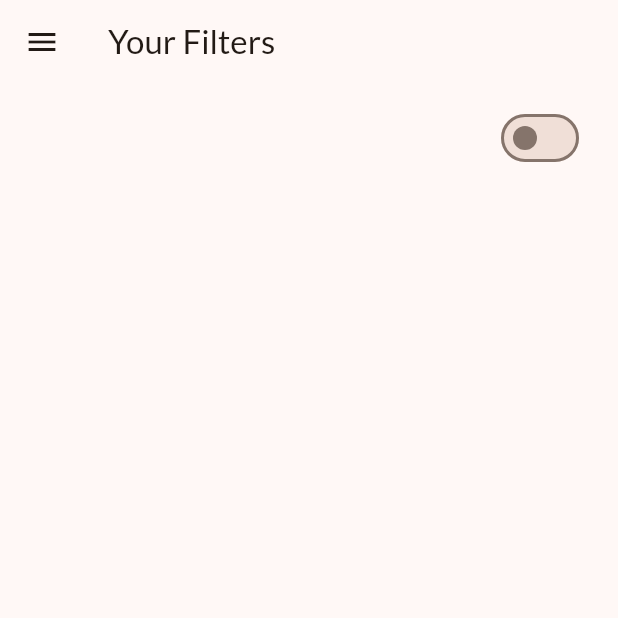
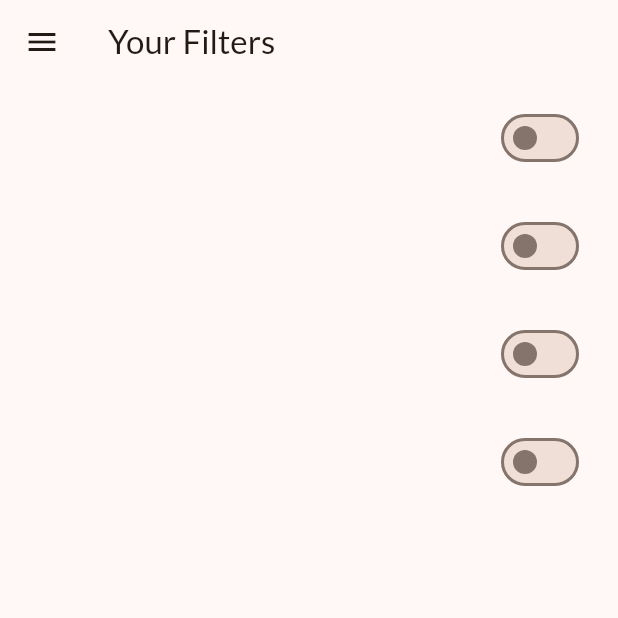
Before and after one commit to federicosedia/MealsApp, a Flutter app: the FiltersScreen screen opened directly, on a phone screen of 412 x 824 dp, the top half of it. Run offline on Flutter 3.47's test engine with Material 2 defaults, Android fonts, the phone set to English and light mode, and no system bars; our stand-ins replace google_fonts, transparent_image.

Commit message:
Altri Filtri aggiunti

```diff
--- a/lib/screens/filters.dart
+++ b/lib/screens/filters.dart
@@ -10,7 +10,10 @@ class FiltersScreen extends StatefulWidget {
 }
 
 class _FiltersScreenState extends State<FiltersScreen> {
-  var _glutenFreeSet = false;
+  var _glutenFreeFilterSet = false;
+  var _lactoseFreeFilterSet = false;
+  var _vegetarianFilterSet = false;
+  var _veganFilterSet = false;
 
   @override
   Widget build(BuildContext context) {
@@ -34,12 +37,13 @@ class _FiltersScreenState extends State<FiltersScreen> {
         children: [
           //switchlisttile visualizza una singola riga nell'elenco
           //saranno presenti più interrutori
+          //utilizzo per filtri per avere testo a sinistra e switch a destra
           SwitchListTile(
-            value: _glutenFreeSet, //sarà uno stato perchè è modificabile
+            value: _glutenFreeFilterSet, //sarà uno stato perchè è modificabile
             //parametro per controllare se
             onChanged: (isChecked) {
               setState(() {
-                _glutenFreeSet = isChecked;
+                _glutenFreeFilterSet = isChecked;
               });
             },
             title: Text(
@@ -62,7 +66,95 @@ class _FiltersScreenState extends State<FiltersScreen> {
               left: 34,
               right: 22,
             ),
-          )
+          ),
+          //
+          SwitchListTile(
+            value: _lactoseFreeFilterSet, //sarà uno stato perchè è modificabile
+            //parametro per controllare se
+            onChanged: (isChecked) {
+              setState(() {
+                _lactoseFreeFilterSet = isChecked;
+              });
+            },
+            title: Text(
+              'Lactose-free',
+              style: Theme.of(context)
+                  .textTheme
+                  .titleLarge!
+                  .copyWith(color: Theme.of(context).colorScheme.background),
+            ),
+            subtitle: Text(
+              'Only include lactose-free meals',
+              style: Theme.of(context)
+                  .textTheme
+                  .labelMedium!
+                  .copyWith(color: Theme.of(context).colorScheme.background),
+            ),
+            activeColor:
+                Theme.of(context).colorScheme.tertiary, //colore terziario
+            contentPadding: const EdgeInsets.only(
+              left: 34,
+              right: 22,
+            ),
+          ),
+          SwitchListTile(
+            value: _vegetarianFilterSet, //sarà uno stato perchè è modificabile
+            //parametro per controllare se
+            onChanged: (isChecked) {
+              setState(() {
+                _vegetarianFilterSet = isChecked;
+              });
+            },
+            title: Text(
+              'Vegetarian',
+              style: Theme.of(context)
+                  .textTheme
+                  .titleLarge!
+                  .copyWith(color: Theme.of(context).colorScheme.background),
+            ),
+            subtitle: Text(
+              'Only include Vegetarian meals',
+              style: Theme.of(context)
+                  .textTheme
+                  .labelMedium!
+                  .copyWith(color: Theme.of(context).colorScheme.background),
+            ),
+            activeColor:
+                Theme.of(context).colorScheme.tertiary, //colore terziario
+            contentPadding: const EdgeInsets.only(
+              left: 34,
+              right: 22,
+            ),
+          ),
+          SwitchListTile(
+            value: _veganFilterSet, //sarà uno stato perchè è modificabile
+            //parametro per controllare se
+            onChanged: (isChecked) {
+              setState(() {
+                _veganFilterSet = isChecked;
+              });
+            },
+            title: Text(
+              'Vegan',
+              style: Theme.of(context)
+                  .textTheme
+                  .titleLarge!
+                  .copyWith(color: Theme.of(context).colorScheme.background),
+            ),
+            subtitle: Text(
+              'Only include Vegan meals',
+              style: Theme.of(context)
+                  .textTheme
+                  .labelMedium!
+                  .copyWith(color: Theme.of(context).colorScheme.background),
+            ),
+            activeColor:
+                Theme.of(context).colorScheme.tertiary, //colore terziario
+            contentPadding: const EdgeInsets.only(
+              left: 34,
+              right: 22,
+            ),
+          ),
         ],
       ),
     );
```
